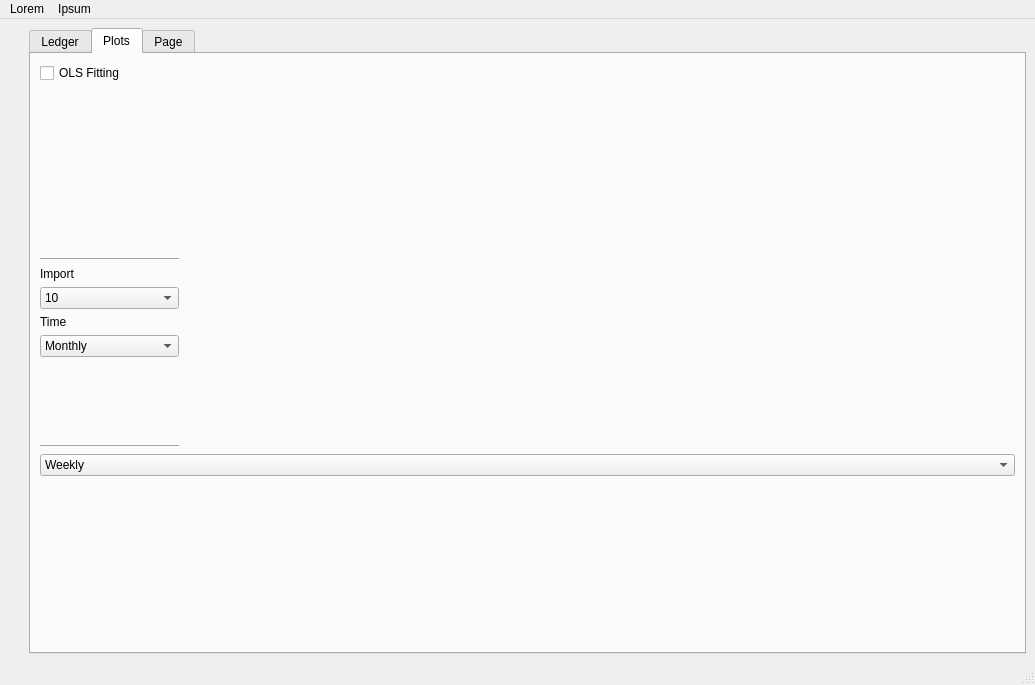
Before: the Qt Designer form piggy_bank/ui/main_window.ui in pbertoni89/piggy-bank, drawn with Qt 5.
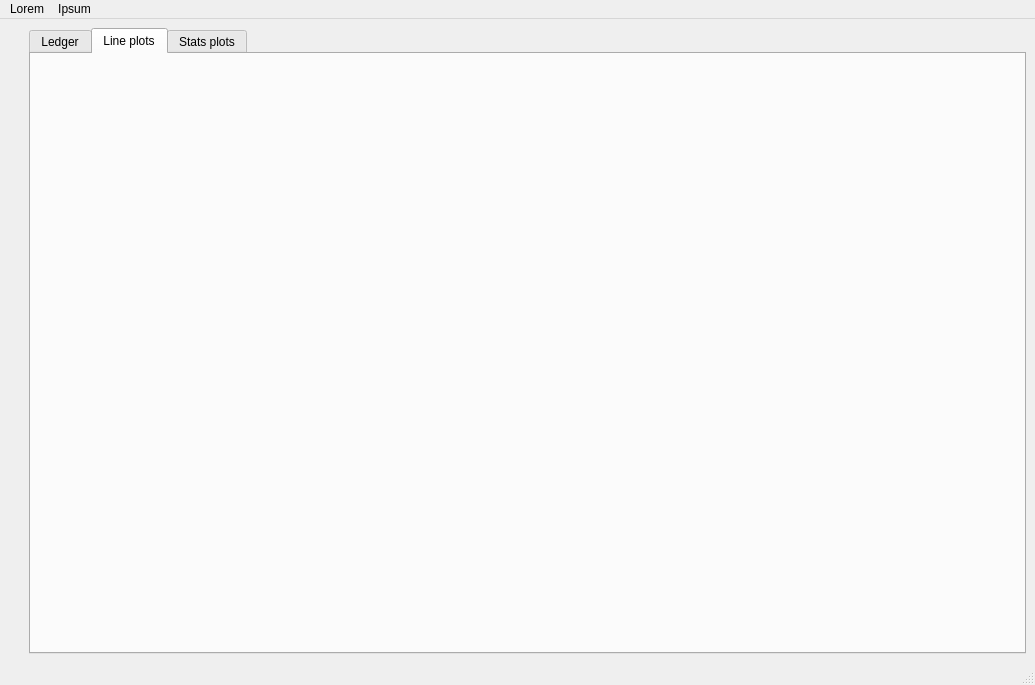
After: the same form once the commit is applied. The open tabs and pages were chosen to show the change.

Commit message: Ledger and plots have been decoupled to separate widgets

```diff
--- a/piggy_bank/ui/main_window.ui
+++ b/piggy_bank/ui/main_window.ui
@@ -85,205 +85,17 @@
       </widget>
       <widget class="QWidget" name="tab_plots">
        <attribute name="title">
-        <string>Plots</string>
+        <string>Line plots</string>
        </attribute>
-       <layout class="QVBoxLayout" name="verticalLayout" stretch="1,1,1">
+       <layout class="QVBoxLayout" name="verticalLayout" stretch="0">
         <item>
-         <layout class="QHBoxLayout" name="qhl_plots_lines" stretch="1,6">
-          <item>
-           <layout class="QVBoxLayout" name="qvl_plots_lines_cntrl">
-            <item>
-             <widget class="QCheckBox" name="qcb_plots_lines_ols_fit">
-              <property name="text">
-               <string>OLS Fitting</string>
-              </property>
-             </widget>
-            </item>
-            <item>
-             <spacer name="verticalSpacer_3">
-              <property name="orientation">
-               <enum>Qt::Orientation::Vertical</enum>
-              </property>
-              <property name="sizeHint" stdset="0">
-               <size>
-                <width>20</width>
-                <height>40</height>
-               </size>
-              </property>
-             </spacer>
-            </item>
-           </layout>
-          </item>
-          <item>
-           <layout class="QHBoxLayout" name="qhl_plots_line"/>
-          </item>
-         </layout>
+         <layout class="QVBoxLayout" name="ql_plots_lines"/>
         </item>
-        <item>
-         <layout class="QHBoxLayout" name="qhl_plots_histograms" stretch="1,2,2,2">
-          <item>
-           <layout class="QVBoxLayout" name="qvl_plots_histograms_cntrl">
-            <item>
-             <widget class="Line" name="line_3">
-              <property name="orientation">
-               <enum>Qt::Orientation::Horizontal</enum>
-              </property>
-             </widget>
-            </item>
-            <item>
-             <widget class="QLabel" name="label_2">
-              <property name="text">
-               <string>Import</string>
-              </property>
-             </widget>
-            </item>
-            <item>
-             <widget class="QComboBox" name="qcb_plots_histograms_import">
-              <property name="currentText">
-               <string>1000</string>
-              </property>
-              <item>
-               <property name="text">
-                <string>10</string>
-               </property>
-              </item>
-              <item>
-               <property name="text">
-                <string>50</string>
-               </property>
-              </item>
-              <item>
-               <property name="text">
-                <string>100</string>
-               </property>
-              </item>
-              <item>
-               <property name="text">
-                <string>200</string>
-               </property>
-              </item>
-              <item>
-               <property name="text">
-                <string>500</string>
-               </property>
-              </item>
-              <item>
-               <property name="text">
-                <string>1000</string>
-               </property>
-              </item>
-             </widget>
-            </item>
-            <item>
-             <widget class="QLabel" name="label">
-              <property name="text">
-               <string>Time</string>
-              </property>
-             </widget>
-            </item>
-            <item>
-             <widget class="QComboBox" name="qcb_plots_histograms_time">
-              <property name="currentIndex">
-               <number>1</number>
-              </property>
-              <item>
-               <property name="text">
-                <string>Weekly</string>
-               </property>
-              </item>
-              <item>
-               <property name="text">
-                <string>Monthly</string>
-               </property>
-              </item>
-              <item>
-               <property name="text">
-                <string>Yearly</string>
-               </property>
-              </item>
-             </widget>
-            </item>
-            <item>
-             <spacer name="verticalSpacer_2">
-              <property name="orientation">
-               <enum>Qt::Orientation::Vertical</enum>
-              </property>
-              <property name="sizeHint" stdset="0">
-               <size>
-                <width>20</width>
-                <height>40</height>
-               </size>
-              </property>
-             </spacer>
-            </item>
-            <item>
-             <widget class="Line" name="line_4">
-              <property name="orientation">
-               <enum>Qt::Orientation::Horizontal</enum>
-              </property>
-             </widget>
-            </item>
-           </layout>
-          </item>
-          <item>
-           <layout class="QVBoxLayout" name="qhl_plots_histograms_import"/>
-          </item>
-          <item>
-           <layout class="QVBoxLayout" name="qhl_plots_histograms_time"/>
-          </item>
-          <item>
-           <layout class="QVBoxLayout" name="qvl_plots_histograms_box_whiskers"/>
-          </item>
-         </layout>
-        </item>
-        <item>
-         <layout class="QHBoxLayout" name="qhl_plots_candles" stretch="1,6">
-          <item>
-           <layout class="QVBoxLayout" name="qvl_plots_candles_cntrl">
-            <item>
-             <widget class="QComboBox" name="qcb_plots_candles_time">
-              <item>
-               <property name="text">
-                <string>Weekly</string>
-               </property>
-              </item>
-              <item>
-               <property name="text">
-                <string>Monthly</string>
-               </property>
-              </item>
-              <item>
-               <property name="text">
-                <string>Yearly</string>
-               </property>
-              </item>
-             </widget>
-            </item>
-            <item>
-             <spacer name="verticalSpacer_4">
-              <property name="orientation">
-               <enum>Qt::Orientation::Vertical</enum>
-              </property>
-              <property name="sizeHint" stdset="0">
-               <size>
-                <width>20</width>
-                <height>40</height>
-               </size>
-              </property>
-             </spacer>
-            </item>
-           </layout>
-          </item>
-          <item>
-           <layout class="QHBoxLayout" name="qhl_plots_candles_plot"/>
-          </item>
-         </layout>
-        </item>
        </layout>
       </widget>
       <widget class="QWidget" name="tab">
        <attribute name="title">
-        <string>Page</string>
+        <string>Stats plots</string>
        </attribute>
       </widget>
      </widget>
```
Left out of the diff: 48 changed lines with no effect on the pictures. The commit also changes 7 other files.
